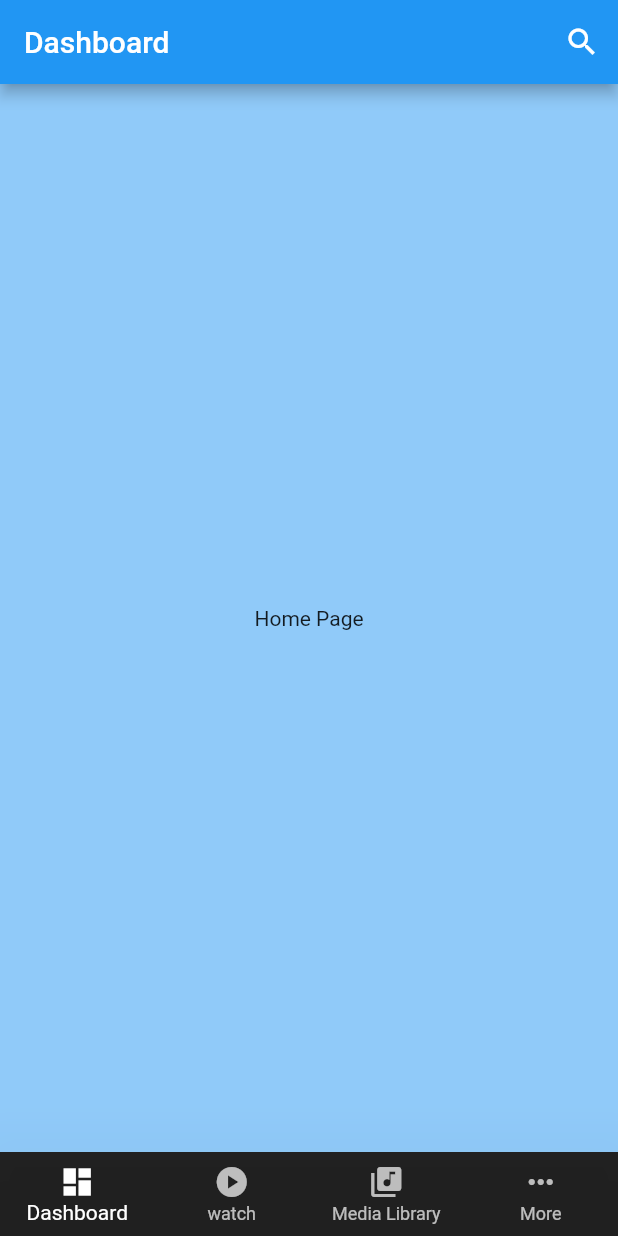
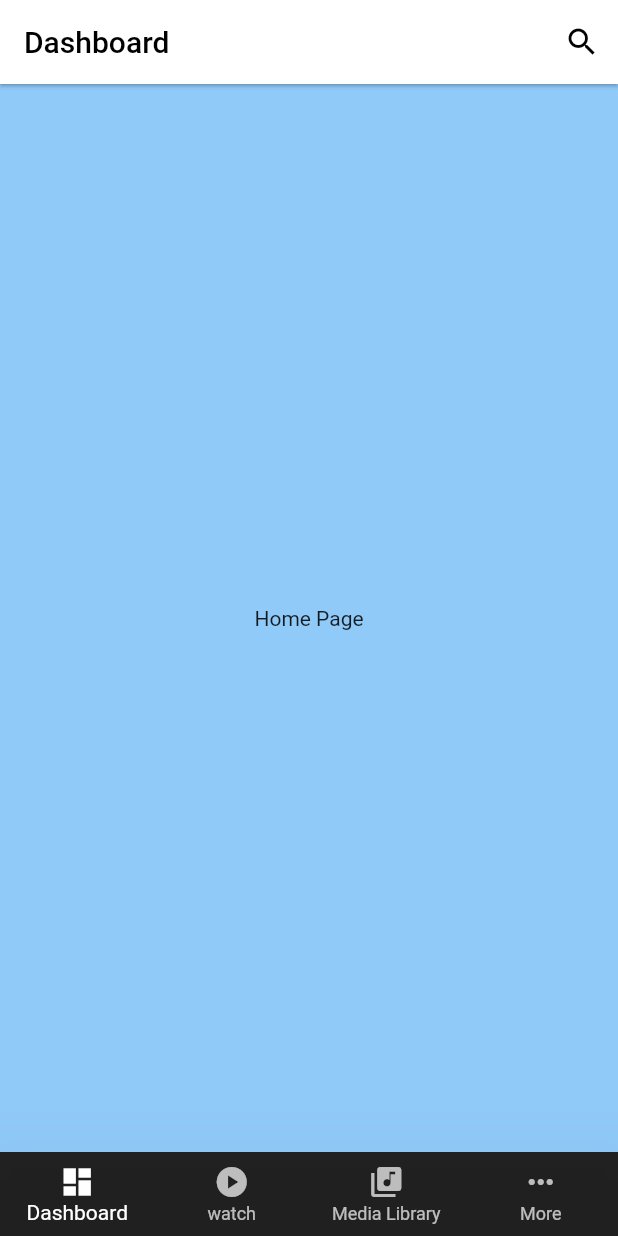
Before and after one commit to umerasrar176/movie_app, a Flutter app: the screen it shows after launch, on a phone screen of 412 x 824 dp. Run offline on Flutter 3.47's test engine with Material 2 defaults, Android fonts, the phone set to English and light mode, and no system bars.

```diff
--- a/lib/main.dart
+++ b/lib/main.dart
@@ -50,14 +50,18 @@ class _MyHomePageState extends State<MyHomePage> {
   Widget build(BuildContext context) {
     return Scaffold(
           appBar: AppBar(
+            elevation: 1.0,
+            backgroundColor: Colors.white,
             actions: <Widget>[
               IconButton(
                   onPressed: () {
                   },
-                  icon: const Icon(Icons.search),)
+                  icon: const Icon(Icons.search), color: Colors.black,),
             ],
-            title: Text(_pageTitles[_selectedIndex]),
-          ),
+            title: Text(_pageTitles[_selectedIndex], style: const TextStyle(
+              color: Colors.black,
+            ),
+          )),
           body: pages[_selectedIndex],
           bottomNavigationBar: BottomNavigationBar(
             type: BottomNavigationBarType.fixed,
--- a/pubspec.yaml
+++ b/pubspec.yaml
@@ -32,6 +32,7 @@ dependencies:
   flutter:
     sdk: flutter
   http: ^0.13.5
+  flutter_vlc_player: ^7.2.0
 
 
   # The following adds the Cupertino Icons font to your application.
```
Also changed, not shown: lib/watch.dart (+10 -1 lines), pubspec.lock, 1 other file.
